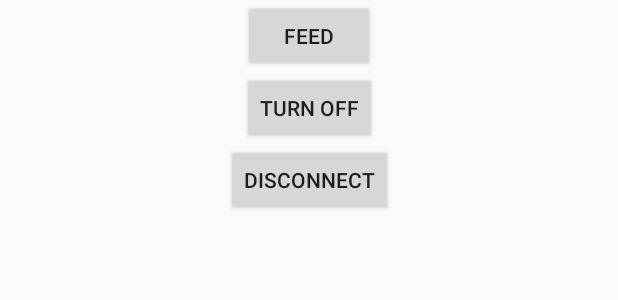
After one commit to mincaeuro/LetsPrint, an Android app: the layout control_layout.xml on its own in the app's theme, with its tools: preview values and no code run, on a phone screen of 412 x 824 dp. The commit adds this screen. Shown: the top 300 px of the screen. Run offline under Robolectric (Android 15) with nearby library versions, the phone set to English and light mode, and no system bars.

Commit message:
added Control page for BT device maintenance

```diff
--- a/app/src/main/AndroidManifest.xml
+++ b/app/src/main/AndroidManifest.xml
@@ -6,6 +6,7 @@
     <uses-permission android:name="android.permission.WRITE_EXTERNAL_STORAGE"/>
     <uses-permission android:name="android.permission.READ_EXTERNAL_STORAGE"/>
     <uses-permission android:name="android.permission.BLUETOOTH"/>
+    <uses-permission android:name="android.permission.BLUETOOTH_ADMIN"/>
 
     <application
             android:allowBackup="true"
@@ -15,6 +16,8 @@
             android:supportsRtl="true"
             android:theme="@style/AppTheme"
             android:usesCleartextTraffic="true">
+        <activity android:name=".SelectDeviceActivity">
+        </activity>
         <activity android:name=".AboutActivity">
         </activity>
         <activity android:name=".ViewActivity">
@@ -26,6 +29,7 @@
                 <category android:name="android.intent.category.LAUNCHER"/>
             </intent-filter>
         </activity>
+        <activity android:name=".ControlActivity" android:screenOrientation="portrait"/>
     </application>
 
 </manifest>
--- a/app/src/main/java/com/example/letsprint/AboutActivity.kt
+++ b/app/src/main/java/com/example/letsprint/AboutActivity.kt
@@ -13,7 +13,7 @@ class AboutActivity : AppCompatActivity() {
         setContentView(R.layout.activity_about)
 
         val actionbar = supportActionBar
-        actionbar!!.title = "About me"
+        actionbar!!.title = getString(R.string.about_page_bar)
 
         actionbar.setDisplayHomeAsUpEnabled(true)
     }
--- a/app/src/main/java/com/example/letsprint/MainActivity.kt
+++ b/app/src/main/java/com/example/letsprint/MainActivity.kt
@@ -45,6 +45,7 @@ class MainActivity : AppCompatActivity() {
             }
             R.id.exit_link -> {
                 Toast.makeText(this@MainActivity, "I'm done here", Toast.LENGTH_SHORT).show()
+                //exit
                 exitProcess(-1 )
             }
             else -> super.onOptionsItemSelected(item)
--- a/app/src/main/res/layout/activity_main.xml
+++ b/app/src/main/res/layout/activity_main.xml
@@ -16,7 +16,8 @@
         <Button android:id="@+id/btn_view_storage" android:layout_width="wrap_content" android:layout_height="wrap_content" android:text="@string/view_from_storage"/>
 		<android.support.v7.widget.AppCompatTextView
 				android:layout_width="wrap_content"
-				android:layout_height="wrap_content" android:id="@+id/bt_name" android:text="@string/no_bt_device_connected"/>
+				android:layout_height="wrap_content" android:id="@+id/bt_name" android:text="@string/no_bt_device_connected"
+				/>
     </LinearLayout>
 
 </RelativeLayout>
--- /dev/null
+++ b/app/src/main/res/layout/control_layout.xml
@@ -0,0 +1,35 @@
+<?xml version="1.0" encoding="utf-8"?>
+<android.support.constraint.ConstraintLayout xmlns:android="http://schemas.android.com/apk/res/android"
+											 android:layout_width="match_parent"
+											 android:layout_height="match_parent"
+											 xmlns:app="http://schemas.android.com/apk/res-auto">
+
+	<Button
+			android:id="@+id/feed"
+			android:layout_width="wrap_content"
+			android:layout_height="wrap_content"
+			app:layout_constraintLeft_toLeftOf="parent"
+			app:layout_constraintRight_toRightOf="parent"
+			android:text="@string/feed"
+			app:layout_constraintTop_toTopOf="parent"
+			/>
+	<Button
+			android:id="@+id/turn_off"
+			android:layout_width="wrap_content"
+			android:layout_height="wrap_content"
+			app:layout_constraintLeft_toLeftOf="parent"
+			app:layout_constraintRight_toRightOf="parent"
+			android:text="@string/turn_off"
+			app:layout_constraintTop_toBottomOf="@id/feed"
+			/>
+	<Button
+			android:id="@+id/disconnect"
+			android:layout_width="wrap_content"
+			android:layout_height="wrap_content"
+			app:layout_constraintLeft_toLeftOf="parent"
+			app:layout_constraintRight_toRightOf="parent"
+			android:text="@string/disconnect"
+			app:layout_constraintTop_toBottomOf="@id/turn_off"
+			/>
+
+</android.support.constraint.ConstraintLayout>
--- a/app/src/main/res/values/strings.xml
+++ b/app/src/main/res/values/strings.xml
@@ -9,4 +9,11 @@
 	<string name="view_from_storage">View From Storage</string>
 	<string name="no_bt_device_connected">no BT device connected</string>
 	<string name="about_me">Hi, here you can see some info about the DEV, mail: <a href="mailto:info@minirobota.sk?subject=Letsprint_about">info@minirobota.sk</a></string>
+	<string name="refresh">Refresh</string>
+	<string name="PDF_title_bar">PDF File</string>
+	<string name="about_page_bar">About me</string>
+	<string name="device_page_bar">Select Device</string>
+	<string name="feed">Feed</string>
+	<string name="turn_off">Turn Off</string>
+	<string name="disconnect">Disconnect</string>
 </resources>
```
Also changed, not shown: app/src/main/java/com/example/letsprint/ControlActivity.kt (added, +11 -0 lines), app/src/main/java/com/example/letsprint/SelectDeviceActivity.kt (added, +93 -0 lines), app/src/main/java/com/example/letsprint/ViewActivity.kt (+1 -20 lines), app/src/main/res/layout/activity_select_device.xml (added, +36 -0 lines).
